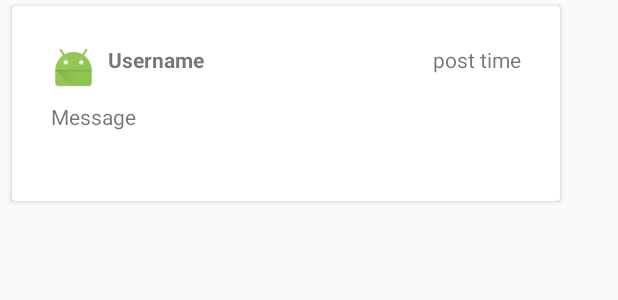
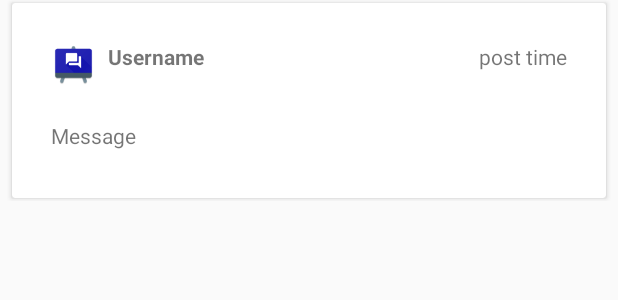
Before and after one commit to bizarrecoding/Forum, an Android app: the layout message.xml on its own in the app's theme, with its tools: preview values and no code run, on a phone screen of 412 x 824 dp. Shown: the top 300 px of the screen. Run offline under Robolectric (Android 15) with nearby library versions, the phone set to English and light mode, and no system bars.

Commit message:
main thread posts

```diff
--- a/app/src/main/java/com/example/herik21/forum/MessageAdapter.java
+++ b/app/src/main/java/com/example/herik21/forum/MessageAdapter.java
@@ -49,9 +49,9 @@ public class MessageAdapter extends BaseAdapter {
             LayoutInflater linf = (LayoutInflater)ctx.getSystemService(Context.LAYOUT_INFLATER_SERVICE);
             view = linf.inflate(R.layout.message,null);
         }
-        ((TextView)view.findViewById(R.id.mUser)).setText(getItem(i).user);
-        ((TextView)view.findViewById(R.id.mTime)).setText(getItem(i).timestamp);
-        ((TextView)view.findViewById(R.id.mContent)).setText(getItem(i).content);
+        //((TextView)view.findViewById(R.id.mUser)).setText(getItem(i).getUser);
+        //((TextView)view.findViewById(R.id.mTime)).setText(getItem(i).getTimestamp);
+        //((TextView)view.findViewById(R.id.mContent)).setText(getItem(i).getContent);
         return view;
     }
 }
--- a/app/src/main/res/layout-land/activity_chat.xml
+++ b/app/src/main/res/layout-land/activity_chat.xml
@@ -50,7 +50,7 @@
             app:layout_constraintLeft_toLeftOf="parent"
             android:layout_marginStart="8dp"
             android:layout_marginLeft="8dp"
-            app:layout_constraintRight_toLeftOf="@+id/imageButton"
+            app:layout_constraintRight_toLeftOf="@+id/Send"
             android:layout_marginEnd="8dp"
             android:layout_marginRight="8dp"
             android:background="@drawable/textinput"
@@ -60,7 +60,7 @@
 
         <ImageButton
             app:srcCompat="@android:drawable/ic_menu_send"
-            android:id="@+id/imageButton"
+            android:id="@+id/Send"
             android:scaleType="fitCenter"
             android:elevation="0dp"
             android:adjustViewBounds="false"
--- a/app/src/main/res/layout-land/message.xml
+++ b/app/src/main/res/layout-land/message.xml
@@ -28,7 +28,7 @@
                 android:id="@+id/mUser"
                 android:textStyle="normal|bold"
                 android:layout_marginStart="8dp"
-                app:layout_constraintLeft_toRightOf="@+id/imageView2"
+                app:layout_constraintLeft_toRightOf="@+id/icon"
                 android:layout_marginLeft="8dp"
                 android:layout_marginTop="16dp"
                 app:layout_constraintTop_toTopOf="parent" />
@@ -45,7 +45,7 @@
                 android:layout_marginStart="16dp"
                 app:layout_constraintLeft_toLeftOf="parent"
                 android:layout_marginLeft="16dp"
-                app:layout_constraintTop_toBottomOf="@+id/imageView2"
+                app:layout_constraintTop_toBottomOf="@+id/icon"
                 app:layout_constraintHorizontal_bias="0.46"
                 app:layout_constraintBottom_toBottomOf="parent"
                 android:layout_marginBottom="16dp"
@@ -70,7 +70,7 @@
                 android:layout_width="30dp"
                 android:layout_height="30dp"
                 app:srcCompat="@mipmap/ic_launcher"
-                android:id="@+id/imageView2"
+                android:id="@+id/icon"
                 android:layout_marginStart="16dp"
                 app:layout_constraintLeft_toLeftOf="parent"
                 android:layout_marginLeft="16dp"
--- a/app/src/main/res/layout/message.xml
+++ b/app/src/main/res/layout/message.xml
@@ -3,27 +3,25 @@
     xmlns:app="http://schemas.android.com/apk/res-auto"
     xmlns:tools="http://schemas.android.com/tools"
     android:orientation="vertical"
-    android:layout_width="wrap_content"
+    android:layout_width="match_parent"
     android:layout_height="wrap_content">
 
     <android.support.v7.widget.CardView
+        android:layout_width="0dp"
         android:layout_height="wrap_content"
-        android:layout_width="wrap_content"
-        android:layout_marginTop="4dp"
+        android:layout_marginEnd="8dp"
+        app:layout_constraintRight_toRightOf="parent"
+        android:layout_marginRight="8dp"
+        android:layout_marginStart="8dp"
+        app:layout_constraintLeft_toLeftOf="parent"
+        android:layout_marginLeft="8dp"
+        android:layout_marginTop="2dp"
         app:layout_constraintTop_toTopOf="parent"
-        app:layout_constraintLeft_toLeftOf="parent"
-        app:layout_constraintRight_toRightOf="parent"
         app:layout_constraintBottom_toBottomOf="parent"
-        android:layout_marginBottom="4dp"
-        app:layout_constraintVertical_bias="0.060000002"
-        app:layout_constraintHorizontal_bias="0.66"
-        android:layout_marginStart="8dp"
-        android:layout_marginLeft="8dp"
-        android:layout_marginEnd="8dp"
-        android:layout_marginRight="8dp">
+        android:layout_marginBottom="2dp">
 
         <android.support.constraint.ConstraintLayout
-            android:layout_width="345dp"
+            android:layout_width="match_parent"
             android:layout_height="wrap_content"
             android:layout_margin="10dp"
             android:minHeight="110dp">
@@ -35,20 +33,22 @@
                 android:id="@+id/mUser"
                 android:textStyle="normal|bold"
                 android:layout_marginStart="8dp"
-                app:layout_constraintLeft_toRightOf="@+id/imageView2"
+                app:layout_constraintLeft_toRightOf="@+id/icon"
                 android:layout_marginLeft="8dp"
                 android:layout_marginTop="16dp"
                 app:layout_constraintTop_toTopOf="parent" />
 
             <TextView
                 android:text="TextView"
-                android:layout_width="313dp"
+                android:layout_width="0dp"
                 android:layout_height="wrap_content"
                 android:id="@+id/mContent"
                 tools:text="Message"
                 android:layout_marginStart="16dp"
                 app:layout_constraintLeft_toLeftOf="parent"
                 android:layout_marginLeft="16dp"
+                app:layout_constraintBottom_toBottomOf="parent"
+                android:layout_marginBottom="8dp"
                 android:layout_marginEnd="16dp"
                 app:layout_constraintRight_toRightOf="parent"
                 android:layout_marginRight="16dp"
@@ -60,21 +60,21 @@
                 android:layout_width="wrap_content"
                 android:layout_height="wrap_content"
                 android:id="@+id/mTime"
-                android:layout_marginTop="16dp"
-                app:layout_constraintTop_toTopOf="parent"
+                android:layout_marginStart="16dp"
+                app:layout_constraintLeft_toRightOf="@+id/mUser"
+                android:layout_marginLeft="16dp"
                 android:layout_marginEnd="16dp"
                 app:layout_constraintRight_toRightOf="parent"
                 android:layout_marginRight="16dp"
-                android:layout_marginStart="8dp"
-                app:layout_constraintLeft_toRightOf="@+id/mUser"
-                android:layout_marginLeft="8dp"
+                android:layout_marginTop="16dp"
+                app:layout_constraintTop_toTopOf="parent"
                 app:layout_constraintHorizontal_bias="1.0" />
 
             <ImageView
                 android:layout_width="30dp"
                 android:layout_height="30dp"
                 app:srcCompat="@mipmap/ic_launcher"
-                android:id="@+id/imageView2"
+                android:id="@+id/icon"
                 android:layout_marginStart="16dp"
                 app:layout_constraintLeft_toLeftOf="parent"
                 android:layout_marginLeft="16dp"
```
Also changed, not shown: app/build.gradle (+19 -5 lines), app/src/main/AndroidManifest.xml (+16 -4 lines), app/src/main/java/com/example/herik21/forum/ChatActivity.java (+124 -19 lines), app/src/main/java/com/example/herik21/forum/ForumActivity.java (+9 -2 lines), app/src/main/java/com/example/herik21/forum/Message.java (+33 -6 lines), app/src/main/java/com/example/herik21/forum/MessageViewHolder.java (added, +25 -0 lines), app/src/main/res/layout/activity_chat.xml (+17 -20 lines), app/src/main/ic_launcher-web.png (added), app/src/main/res/mipmap-hdpi/ic_launcher.png, app/src/main/res/mipmap-mdpi/ic_launcher.png, app/src/main/res/mipmap-xhdpi/ic_launcher.png, app/src/main/res/mipmap-xxhdpi/ic_launcher.png, app/src/main/res/mipmap-xxxhdpi/ic_launcher.png.
